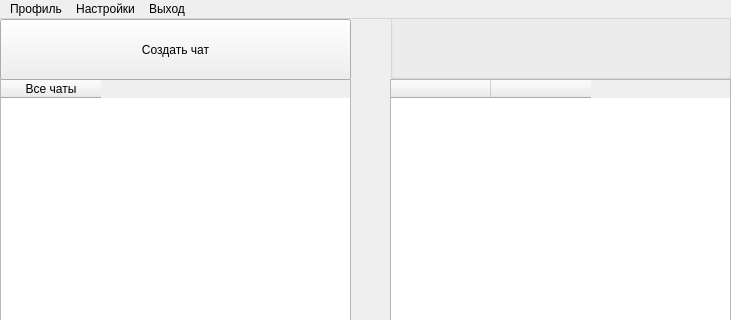
The window that Client/mainwindow.ui (Elizaser/Messenger-Diplom) describes before a commit, drawn with Qt 5; both pictures show x 0 to 731 and y 0 to 320 of the 731 by 578 pixel window.
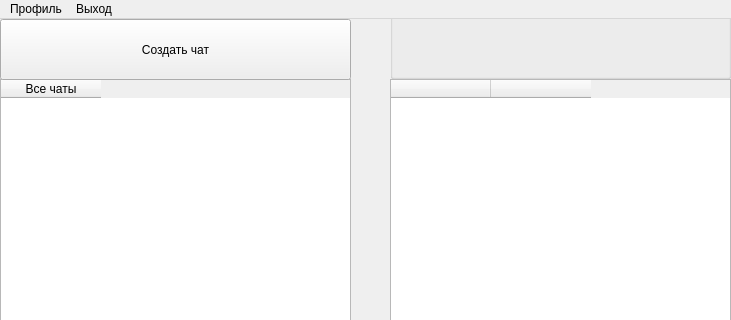
The same window after the commit.

The edit to the form file:
```diff
--- a/Client/mainwindow.ui
+++ b/Client/mainwindow.ui
@@ -206,11 +206,9 @@
     <property name="title">
      <string>Профиль</string>
     </property>
-   </widget>
-   <widget class="QMenu" name="menu_settings">
-    <property name="title">
-     <string>Настройки</string>
-    </property>
+    <addaction name="separator"/>
+    <addaction name="action_look"/>
+    <addaction name="action_settings"/>
    </widget>
    <widget class="QMenu" name="menu_quit">
     <property name="title">
@@ -219,7 +217,6 @@
     <addaction name="action_quit"/>
    </widget>
    <addaction name="menu_user"/>
-   <addaction name="menu_settings"/>
    <addaction name="menu_quit"/>
   </widget>
   <widget class="QStatusBar" name="statusbar"/>
```
Left out of the diff: 10 changed lines with no effect on the pictures.
